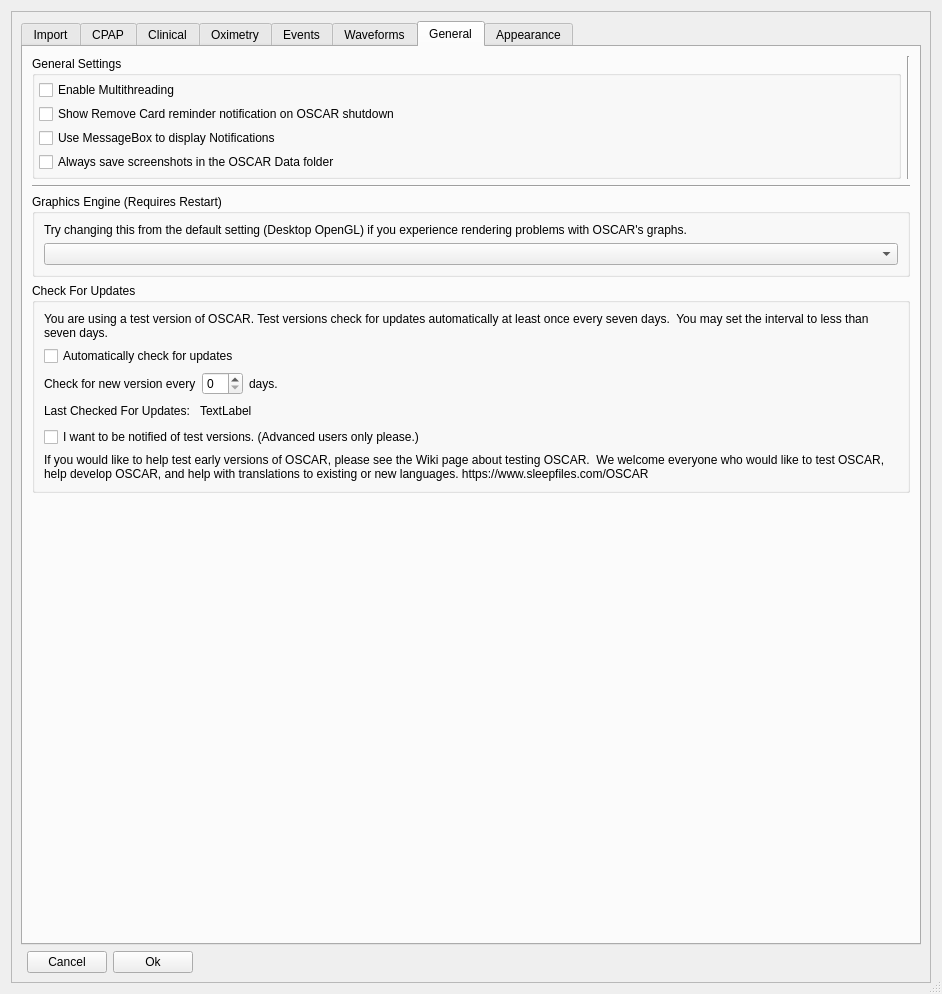
Before: the Qt Designer form oscar/preferencesdialog.ui in tomasohara/OSCAR-SQL, drawn with Qt 5.
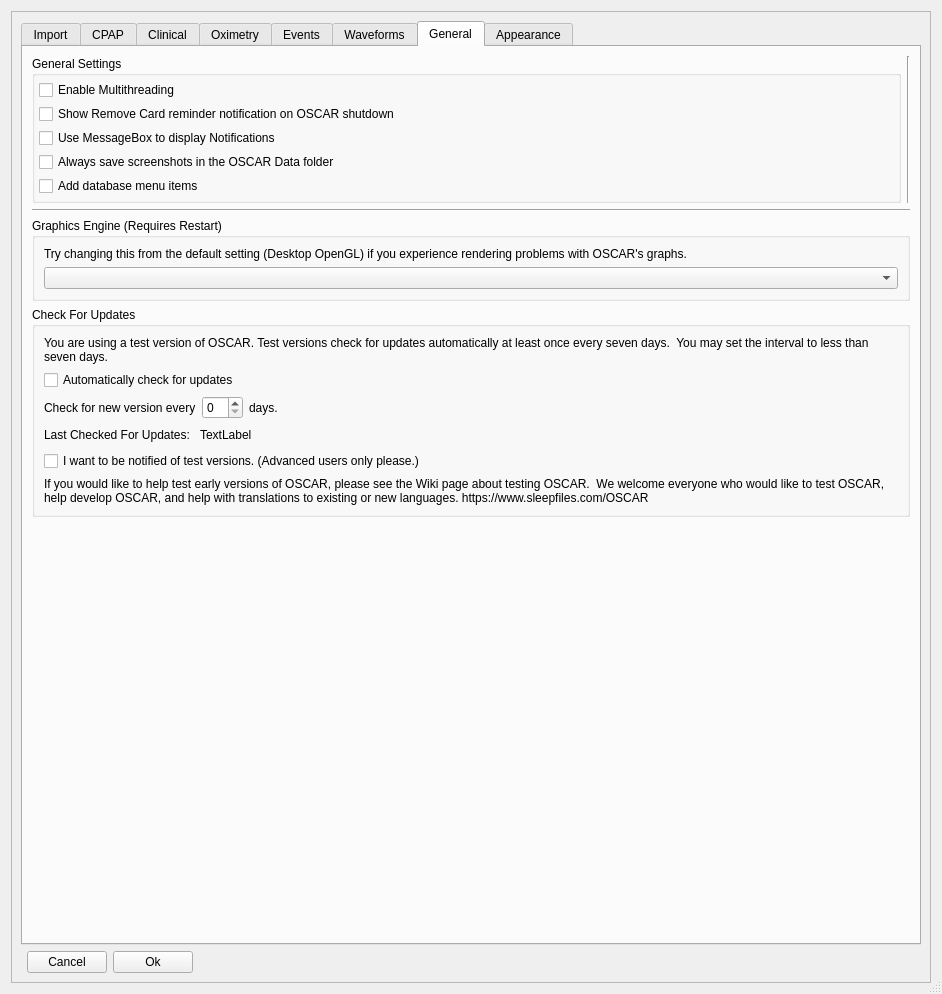
After: the same form once the commit is applied. The open tabs and pages were chosen to show the change. Icons and pictures are not drawn.

Commit message:
File > Database menu: New, Open, Recent, Delete (closes #120)
Adds a hidden File > Database submenu (shown only when "Add database menu
items" is enabled in Preferences > General) with New, Open, Recent, and
Delete actions. Switching databases saves state, updates Settings/AppData,
and restarts OSCAR on the new database. The active database folder name
appears in brackets in the title bar when it is not the default. Recent
list deduplicates using case-insensitive canonical paths on Windows/macOS.

Diff of the .ui file:
```diff
--- a/oscar/preferencesdialog.ui
+++ b/oscar/preferencesdialog.ui
@@ -2367,6 +2367,17 @@
                      </property>
                     </widget>
                    </item>
+                   <item row="5" column="1">
+                    <widget class="QCheckBox" name="showDatabaseMenuCheckbox">
+                     <property name="toolTip">
+                      <string>Adds New, Open, Recent, and Delete items to File &gt; Database.
+Intended for support staff and developers.</string>
+                     </property>
+                     <property name="text">
+                      <string>Add database menu items</string>
+                     </property>
+                    </widget>
+                   </item>
                   </layout>
                  </widget>
                 </item>
```
The commit also changes 14 other files.
